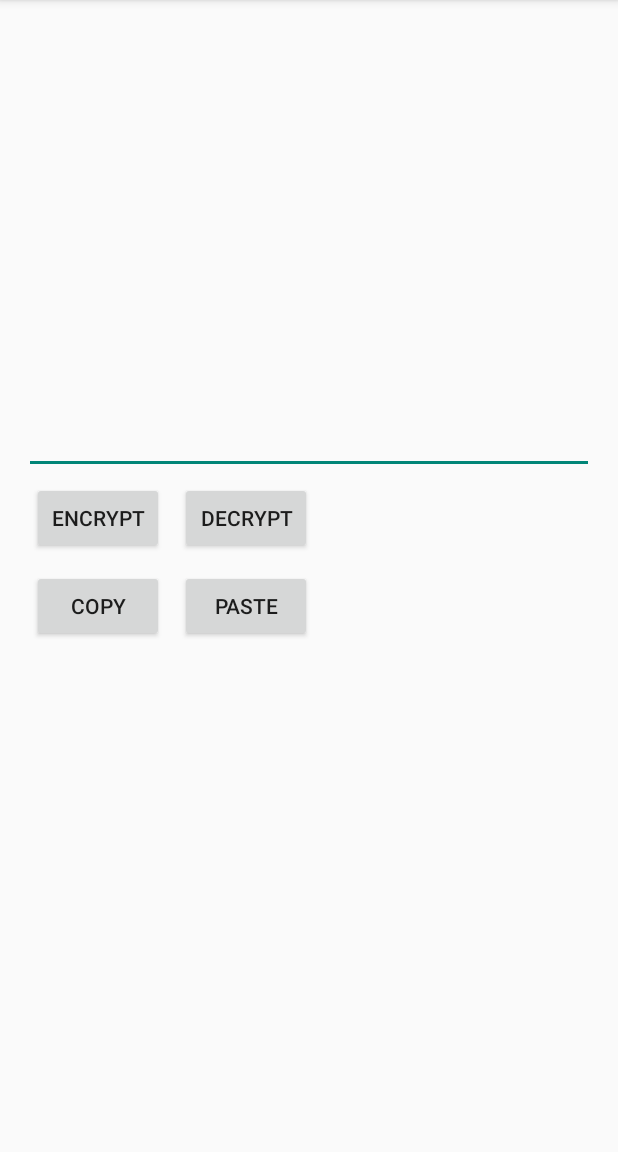
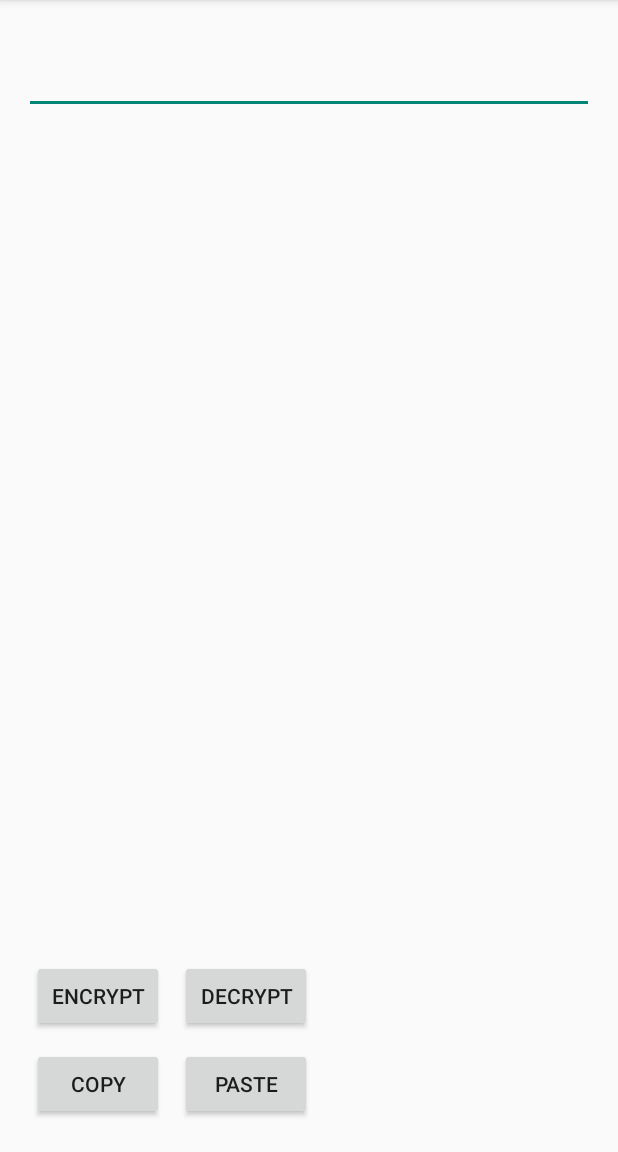
Before and after one commit to aidin36/simpletextcrypt, an Android app: the MainActivity screen opened directly, with no data from a screen before it, on a phone screen of 412 x 824 dp, the part 84-1236 px from its top. Run offline under Robolectric (Android 15) with nearby library versions, the phone set to English and light mode, and no system bars.

Commit message:
Better layout for MainActivity. Now it can accept large texts.
Version increased to 3.2

```diff
--- a/app/src/main/AndroidManifest.xml
+++ b/app/src/main/AndroidManifest.xml
@@ -1,8 +1,8 @@
 <?xml version="1.0" encoding="utf-8"?>
 <manifest xmlns:android="http://schemas.android.com/apk/res/android"
     package="com.aidinhut.simpletextcrypt"
-    android:versionCode="6"
-    android:versionName="3.1" >
+    android:versionCode="7"
+    android:versionName="3.2" >
 
     <application
         android:allowBackup="true"
--- a/app/src/main/res/layout/activity_main.xml
+++ b/app/src/main/res/layout/activity_main.xml
@@ -5,29 +5,33 @@
     android:paddingTop="@dimen/activity_vertical_margin"
     android:paddingBottom="@dimen/activity_vertical_margin" tools:context=".MainActivity">
 
-    <LinearLayout
-        android:orientation="vertical"
+    <ScrollView
         android:layout_width="fill_parent"
-        android:layout_height="fill_parent"
-        android:layout_alignParentTop="true"
-        android:layout_alignParentLeft="true"
-        android:layout_alignParentStart="true">
+        android:layout_height="wrap_content"
+        android:id="@+id/scrollView"
+        android:layout_alignParentBottom="false"
+        android:fillViewport="false"
+        android:layout_above="@+id/encryptButtonsLayout"
+        android:layout_alignParentTop="true">
 
         <EditText
             android:layout_width="match_parent"
             android:layout_height="wrap_content"
             android:inputType="textMultiLine"
-            android:ems="10"
             android:id="@+id/editText"
             android:editable="false"
             android:enabled="true"
-            android:minHeight="300dp" />
+            android:minHeight="60dp"
+            android:gravity="top" />
+    </ScrollView>
 
     <LinearLayout
         android:orientation="horizontal"
-            android:layout_width="match_parent"
+        android:layout_width="fill_parent"
         android:layout_height="wrap_content"
-            android:layout_gravity="center_horizontal">
+        android:layout_gravity="center_horizontal"
+        android:id="@+id/encryptButtonsLayout"
+        android:layout_above="@+id/copyButtonsLayout">
 
         <Button
             android:layout_width="wrap_content"
@@ -50,7 +54,11 @@
     <LinearLayout
         android:orientation="horizontal"
         android:layout_width="fill_parent"
-            android:layout_height="fill_parent">
+        android:layout_height="wrap_content"
+        android:id="@+id/copyButtonsLayout"
+        android:layout_alignParentTop="false"
+        android:layout_alignParentBottom="true"
+        android:layout_alignParentLeft="false">
 
         <Button
             android:layout_width="wrap_content"
@@ -69,5 +77,4 @@
             android:onClick="onPasteButtonClicked" />
     </LinearLayout>
 
-    </LinearLayout>
 </RelativeLayout>
```
Lines whose indentation alone changed are shown as unchanged.
